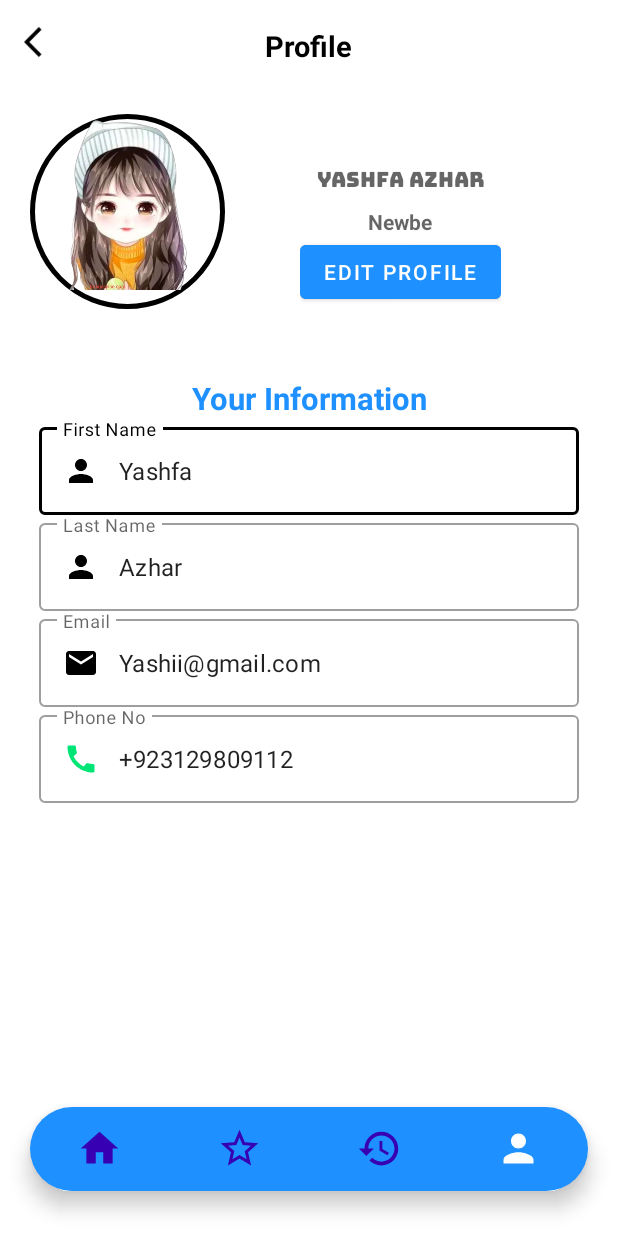
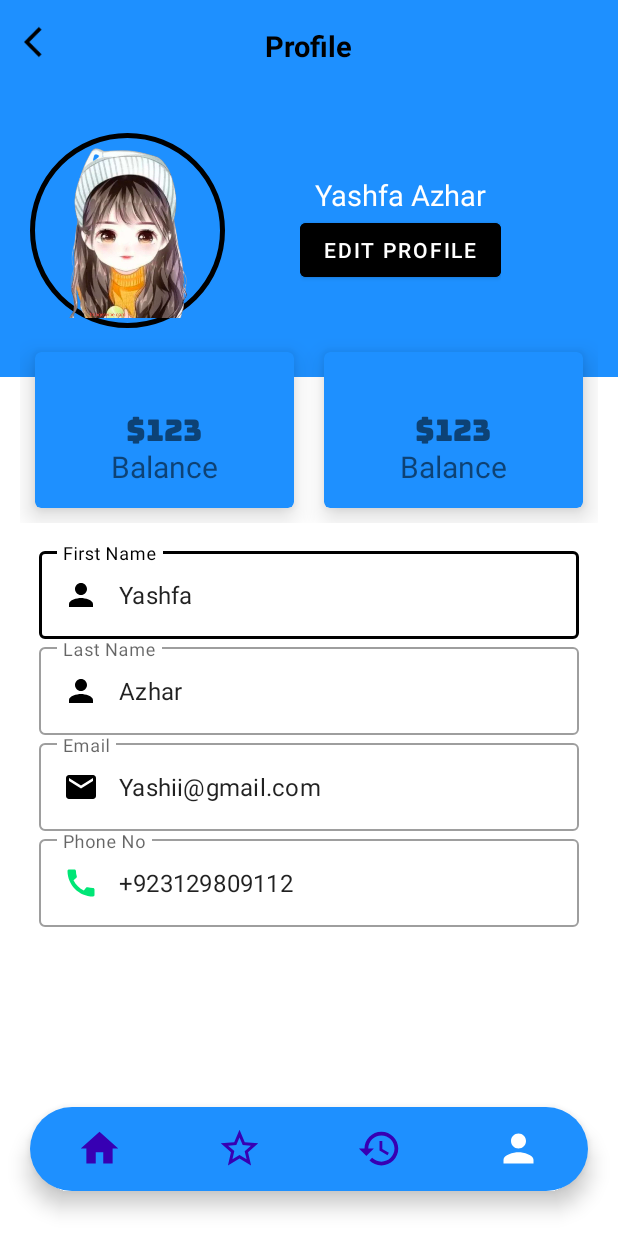
Before and after one commit to M-SHAHAB-ALI-YOUSAF/online_loader_system_android, an Android app: the fragment Driver_profile_Fragment shown on its own in the app's theme, on a phone screen of 412 x 824 dp. Run offline under Robolectric (Android 15) with nearby library versions, the phone set to English and light mode, and no system bars; our stand-ins replace sdp/ssp sizes; Roboto replaces fonts that are not available here.

Commit message:
25-09 feedback and driver profile change and some minnors errors resolves

```diff
--- a/app/src/main/java/com/shahab12344/loader_system/Driver_profile_Fragment.java
+++ b/app/src/main/java/com/shahab12344/loader_system/Driver_profile_Fragment.java
@@ -70,7 +70,7 @@ public class Driver_profile_Fragment extends Fragment {
             @Override
             public void onClick(View view) {
                 Fragment fragment = new Edit_customer_profileFragment();
-                getFragmentManager().beginTransaction().replace(R.id.login_RegFragmentContainer, fragment).commit();
+                getFragmentManager().beginTransaction().replace(R.id.driver_fragment, fragment).commit();
             }
         });
 
--- a/app/src/main/res/layout/fragment_choice.xml
+++ b/app/src/main/res/layout/fragment_choice.xml
@@ -113,7 +113,7 @@
                             android:layout_width="@dimen/_140sdp"
                             android:layout_height="@dimen/_115sdp"
                             android:layout_marginTop="@dimen/_10sdp"
-                            android:src="@drawable/truckdriver" />
+                            android:src="@drawable/driverforchoice" />
 
                         <TextView
                             android:layout_width="wrap_content"
--- a/app/src/main/res/layout/fragment_driver_profile_.xml
+++ b/app/src/main/res/layout/fragment_driver_profile_.xml
@@ -1,10 +1,11 @@
 <?xml version="1.0" encoding="utf-8"?>
 <FrameLayout xmlns:android="http://schemas.android.com/apk/res/android"
+    xmlns:app="http://schemas.android.com/apk/res-auto"
     xmlns:tools="http://schemas.android.com/tools"
     android:layout_width="match_parent"
     android:layout_height="match_parent"
-    xmlns:app="http://schemas.android.com/apk/res-auto"
     tools:context=".Driver_profile_Fragment">
+
     <RelativeLayout
 
         android:layout_width="match_parent"
@@ -16,10 +17,10 @@
             android:layout_width="match_parent"
             android:layout_height="wrap_content"
             android:layout_alignParentBottom="true"
+            android:layout_marginStart="20dp"
+            android:layout_marginTop="30dp"
             android:layout_marginEnd="20dp"
-            android:layout_marginStart="20dp"
             android:layout_marginBottom="30dp"
-            android:layout_marginTop="30dp"
             android:background="@drawable/bottom_background"
             android:elevation="2dp"
             app:itemIconSize="30dp"
@@ -37,7 +38,8 @@
 
         <RelativeLayout
             android:layout_width="match_parent"
-            android:layout_height="wrap_content">
+            android:layout_height="wrap_content"
+            android:background="@color/btn__color">
 
             <!-- Left Image -->
             <ImageView
@@ -54,8 +56,8 @@
                 android:layout_width="wrap_content"
                 android:layout_height="wrap_content"
                 android:layout_centerHorizontal="true"
+                android:layout_marginTop="@dimen/_10sdp"
                 android:padding="4dp"
-                android:layout_marginTop="@dimen/_10sdp"
                 android:text="Profile"
                 android:textColor="@color/black"
                 android:textSize="@dimen/_15ssp"
@@ -66,6 +68,7 @@
         <RelativeLayout
             android:layout_width="match_parent"
             android:layout_height="@dimen/_150sdp"
+            android:background="@color/btn__color"
             android:padding="20dp">
 
             <!-- Profile border -->
@@ -73,8 +76,7 @@
                 android:id="@+id/profile_border"
                 android:layout_width="@dimen/_100sdp"
                 android:layout_height="@dimen/_100sdp"
-                android:layout_alignParentLeft="true"
-                android:layout_centerHorizontal="true"
+                android:layout_centerVertical="true"
                 android:src="@drawable/circle_background" />
 
             <!-- Profile image -->
@@ -82,8 +84,7 @@
                 android:id="@+id/profile_image"
                 android:layout_width="@dimen/_100sdp"
                 android:layout_height="@dimen/_90sdp"
-                android:layout_alignParentLeft="true"
-                android:scaleType="fitCenter"
+                android:layout_centerVertical="true"
                 android:src="@drawable/person_2" />
 
             <!-- Text boxes and button -->
@@ -101,40 +102,99 @@
                     android:id="@+id/editText1"
                     android:layout_width="match_parent"
                     android:layout_height="wrap_content"
-                    android:fontFamily="@font/bungee"
                     android:gravity="center"
-                    android:hint="Yashfa Azhar"
-                    android:textColor="@color/black" />
+                    android:textSize="@dimen/_15ssp"
+                    android:text="Yashfa Azhar"
+                    android:textColor="@color/white" />
 
-                <TextView
-                    android:id="@+id/editText2"
-                    android:layout_width="match_parent"
-                    android:layout_height="wrap_content"
-                    android:gravity="center"
-                    android:hint="Newbe"
-                    android:textColor="@color/black"
-                    android:textStyle="bold" />
 
                 <Button
                     android:id="@+id/driver_edit_profile"
                     android:layout_width="match_parent"
-                    android:backgroundTint="@color/btn__color"
                     android:layout_height="wrap_content"
+                    android:backgroundTint="@color/black"
                     android:text="Edit Profile" />
             </LinearLayout>
         </RelativeLayout>
 
-
-        <TextView
+        <LinearLayout
             android:layout_width="match_parent"
             android:layout_height="wrap_content"
-            android:gravity="center"
-            android:textStyle="bold"
-            android:textSize="@dimen/_16ssp"
-            android:text="Your Information"
-            android:textColor="@color/btn__color">
+            android:layout_marginTop="-40dp"
+            android:padding="@dimen/_10sdp">
 
-        </TextView>
+            <com.google.android.material.card.MaterialCardView
+                android:layout_width="0dp"
+                android:layout_height="@dimen/_80sdp"
+                android:layout_margin="10dp"
+                android:layout_weight="1"
+                app:cardBackgroundColor="@color/btn__color"
+                app:cardElevation="10dp">
+
+                <RelativeLayout
+                    android:layout_width="match_parent"
+                    android:layout_height="match_parent"
+                    android:padding="5dp">
+                    <TextView
+                        android:id="@+id/rating"
+                        android:layout_width="wrap_content"
+                        android:layout_height="wrap_content"
+                        android:layout_centerInParent="true"
+                        android:fontFamily="@font/bungee"
+                        android:includeFontPadding="false"
+                        android:text="$123"
+                        android:textSize="20sp" />
+
+                    <TextView
+                        android:id="@+id/payment_desc"
+                        android:layout_width="wrap_content"
+                        android:layout_height="wrap_content"
+                        android:layout_below="@id/rating"
+                        android:layout_centerHorizontal="true"
+                        android:includeFontPadding="false"
+                        android:text="Balance"
+                        android:textSize="20sp" />
+                </RelativeLayout>
+            </com.google.android.material.card.MaterialCardView>
+            <com.google.android.material.card.MaterialCardView
+                android:layout_width="0dp"
+                android:layout_height="@dimen/_80sdp"
+                android:layout_margin="10dp"
+                android:layout_weight="1"
+                app:cardBackgroundColor="@color/btn__color"
+                app:cardElevation="10dp">
+
+                <RelativeLayout
+                    android:layout_width="match_parent"
+                    android:layout_height="match_parent"
+                    android:padding="5dp">
+
+                    <TextView
+                        android:id="@+id/experience"
+                        android:layout_width="wrap_content"
+                        android:layout_height="wrap_content"
+                        android:layout_centerInParent="true"
+                        android:fontFamily="@font/bungee"
+                        android:includeFontPadding="false"
+                        android:text="$123"
+                        android:textSize="20sp" />
+
+                    <TextView
+                        android:id="@+id/experince_year"
+                        android:layout_width="wrap_content"
+                        android:layout_height="wrap_content"
+                        android:layout_below="@id/experience"
+                        android:layout_centerHorizontal="true"
+                        android:includeFontPadding="false"
+                        android:text="Balance"
+                        android:textSize="20sp" />
+                </RelativeLayout>
+            </com.google.android.material.card.MaterialCardView>
+
+
+
+        </LinearLayout>
+
 
         <!-- Text Fields and Button Layout -->
         <LinearLayout
```
Also changed, not shown: app/src/main/AndroidManifest.xml (+4 -4 lines), app/src/main/java/com/shahab12344/loader_system/ComplaintFragment.java (+7 -3 lines), app/src/main/java/com/shahab12344/loader_system/Login_customers.java (+4 -8 lines), app/src/main/java/com/shahab12344/loader_system/OTP_Fragment.java (+7 -10 lines), app/src/main/java/com/shahab12344/loader_system/PaymentMethod.java (+17 -2 lines), app/src/main/java/com/shahab12344/loader_system/review_and_rating.java (+23 -5 lines), app/src/main/java/com/shahab12344/loader_system/signup_customer_Fragment.java (+3 -10 lines), app/src/main/res/layout/activity_payment_method.xml (+12 -2 lines), app/src/main/res/layout/fragment_review_and_rating.xml (+24 -8 lines), app/src/main/res/drawable-v24/driverforchoice.png (added).
